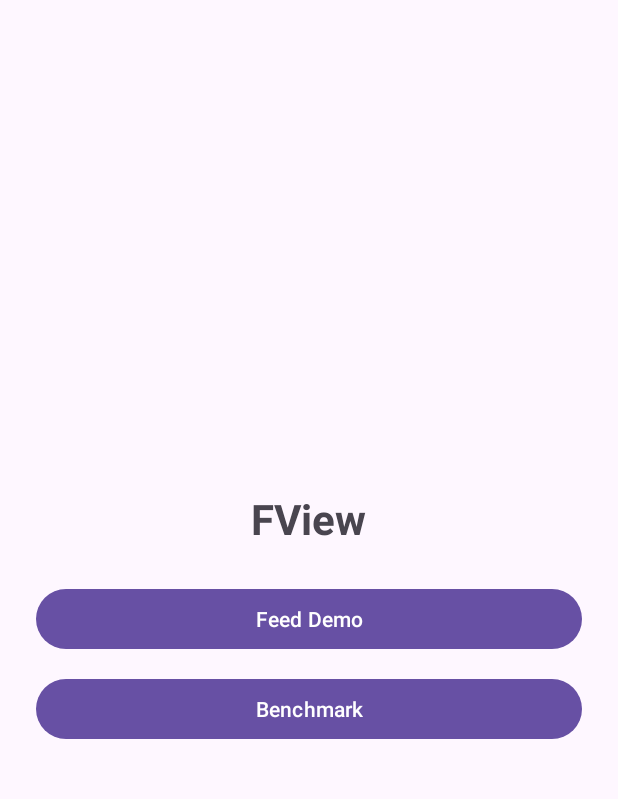
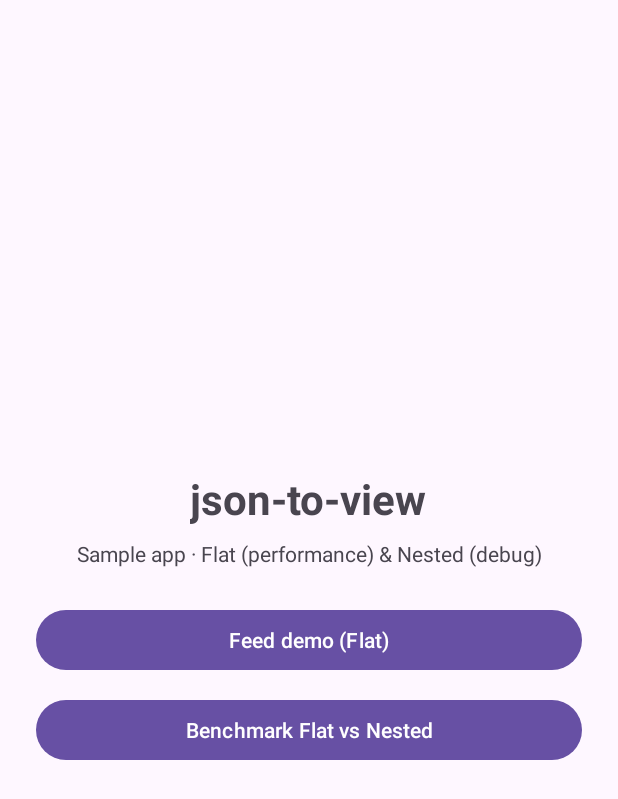
Before and after one commit to manhtu227/FView, an Android app: the screen it shows after launch (LauncherActivity), on a phone screen of 412 x 824 dp. Shown: the top 799 px of the screen. Run offline under Robolectric (Android 15) with nearby library versions, the light colour scheme and no system bars.

Commit message:
docs and build: product polish for library consumers
Expand README (why, JSON mapping, JitPack), add contributing and
security policies, CI workflow, jitpack.yml, sample launcher copy,
and demo guide. Bump library version to 0.1.1.

```diff
--- a/app/src/main/res/layout/activity_launcher.xml
+++ b/app/src/main/res/layout/activity_launcher.xml
@@ -9,21 +9,29 @@
     <TextView
         android:layout_width="wrap_content"
         android:layout_height="wrap_content"
-        android:layout_marginBottom="24dp"
-        android:text="FView"
+        android:text="@string/launcher_title"
         android:textSize="28sp"
         android:textStyle="bold" />
+
+    <TextView
+        android:layout_width="match_parent"
+        android:layout_height="wrap_content"
+        android:layout_marginTop="8dp"
+        android:layout_marginBottom="24dp"
+        android:gravity="center"
+        android:text="@string/launcher_subtitle"
+        android:textSize="14sp" />
 
     <Button
         android:id="@+id/feedButton"
         android:layout_width="match_parent"
         android:layout_height="wrap_content"
-        android:text="Feed Demo" />
+        android:text="@string/feed_demo" />
 
     <Button
         android:id="@+id/benchmarkButton"
         android:layout_width="match_parent"
         android:layout_height="wrap_content"
         android:layout_marginTop="12dp"
-        android:text="Benchmark" />
+        android:text="@string/benchmark" />
 </LinearLayout>
--- a/app/src/main/res/values/strings.xml
+++ b/app/src/main/res/values/strings.xml
@@ -1,3 +1,7 @@
 <resources>
-    <string name="app_name">JsonToView</string>
+    <string name="app_name">json-to-view sample</string>
+    <string name="launcher_title">json-to-view</string>
+    <string name="launcher_subtitle">Sample app · Flat (performance) &amp; Nested (debug)</string>
+    <string name="feed_demo">Feed demo (Flat)</string>
+    <string name="benchmark">Benchmark Flat vs Nested</string>
 </resources>
```
Also changed, not shown: build.gradle.kts (+7 -0 lines), json-to-view/build.gradle.kts (+7 -3 lines), 6 other files.
